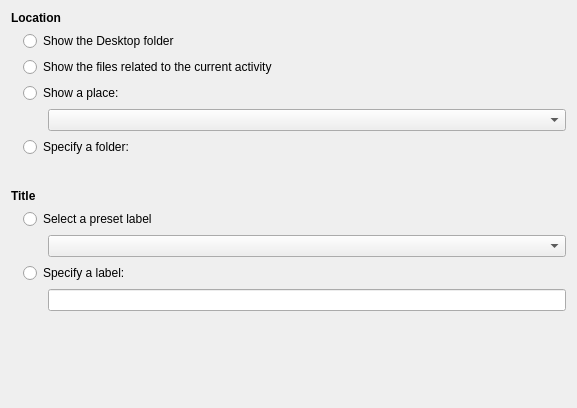
Before: the Qt Designer form plasma/applets/folderview/settings/ui/folderviewLocationConfig.ui in KDE/kde-baseapps, drawn with Qt 5.
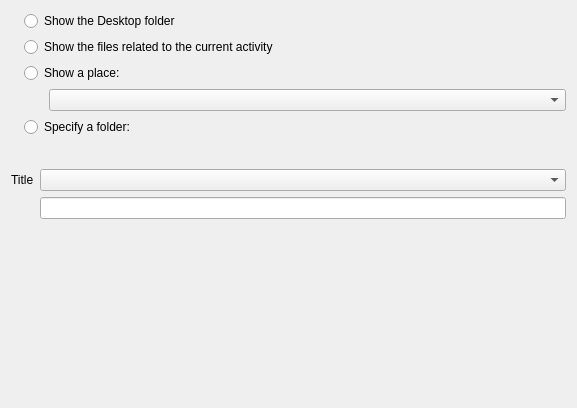
After: the same form once the commit is applied. Custom widgets are drawn as their Qt base class.

Commit message: one combo + one linedit

```diff
--- a/plasma/applets/folderview/settings/ui/folderviewLocationConfig.ui
+++ b/plasma/applets/folderview/settings/ui/folderviewLocationConfig.ui
@@ -10,21 +10,8 @@
     <height>408</height>
    </rect>
   </property>
-  <layout class="QVBoxLayout" name="verticalLayout_3">
-   <item>
-    <widget class="QLabel" name="locationLabel">
-     <property name="font">
-      <font>
-       <weight>75</weight>
-       <bold>true</bold>
-      </font>
-     </property>
-     <property name="text">
-      <string>Location</string>
-     </property>
-    </widget>
-   </item>
-   <item>
+  <layout class="QFormLayout" name="formLayout">
+   <item row="0" column="0" colspan="2">
     <layout class="QHBoxLayout" name="locationLayout">
      <item>
       <spacer name="horizontalSpacer">
@@ -36,7 +23,7 @@
        </property>
        <property name="sizeHint" stdset="0">
         <size>
-         <width>12</width>
+         <width>13</width>
          <height>138</height>
         </size>
        </property>
@@ -154,7 +141,7 @@
      </item>
     </layout>
    </item>
-   <item>
+   <item row="1" column="0">
     <widget class="QLabel" name="titleLabel">
      <property name="sizePolicy">
       <sizepolicy hsizetype="Expanding" vsizetype="Preferred">
@@ -169,62 +156,11 @@
       </font>
      </property>
      <property name="text">
-      <string>Title</string>
+      <string>&lt;html&gt;&lt;head/&gt;&lt;body&gt;&lt;p&gt;&lt;span style=&quot; font-weight:400;&quot;&gt;Title&lt;/span&gt;&lt;/p&gt;&lt;/body&gt;&lt;/html&gt;</string>
      </property>
     </widget>
    </item>
-   <item>
-    <layout class="QHBoxLayout" name="titleLayout">
-     <item>
-      <spacer name="horizontalSpacer_6">
-       <property name="orientation">
-        <enum>Qt::Horizontal</enum>
-       </property>
-       <property name="sizeType">
-        <enum>QSizePolicy::Fixed</enum>
-       </property>
-       <property name="sizeHint" stdset="0">
-        <size>
-         <width>12</width>
-         <height>88</height>
-        </size>
-       </property>
-      </spacer>
-     </item>
-     <item>
-      <layout class="QVBoxLayout" name="verticalLayout_2">
-       <item>
-        <widget class="QRadioButton" name="selectTitle">
-         <property name="text">
-          <string>Select a preset label</string>
-         </property>
-         <property name="autoExclusive">
-          <bool>true</bool>
-         </property>
-         <attribute name="buttonGroup">
-          <string notr="true">headerButtonGroup</string>
-         </attribute>
-        </widget>
-       </item>
-       <item>
-        <layout class="QHBoxLayout" name="horizontalLayout_2">
-         <item>
-          <spacer name="horizontalSpacer_5">
-           <property name="orientation">
-            <enum>Qt::Horizontal</enum>
-           </property>
-           <property name="sizeType">
-            <enum>QSizePolicy::Fixed</enum>
-           </property>
-           <property name="sizeHint" stdset="0">
-            <size>
-             <width>25</width>
-             <height>20</height>
-            </size>
-           </property>
-          </spacer>
-         </item>
-         <item>
+   <item row="1" column="1">
           <widget class="KComboBox" name="titleCombo">
            <property name="sizePolicy">
             <sizepolicy hsizetype="Expanding" vsizetype="Fixed">
@@ -240,49 +176,10 @@
            </property>
           </widget>
          </item>
-        </layout>
-       </item>
-       <item>
-        <widget class="QRadioButton" name="customTitle">
-         <property name="text">
-          <string>Specify a label:</string>
-         </property>
-         <property name="autoExclusive">
-          <bool>true</bool>
-         </property>
-         <attribute name="buttonGroup">
-          <string notr="true">headerButtonGroup</string>
-         </attribute>
-        </widget>
-       </item>
-       <item>
-        <layout class="QHBoxLayout" name="horizontalLayout_4">
-         <item>
-          <spacer name="horizontalSpacer_4">
-           <property name="orientation">
-            <enum>Qt::Horizontal</enum>
-           </property>
-           <property name="sizeType">
-            <enum>QSizePolicy::Fixed</enum>
-           </property>
-           <property name="sizeHint" stdset="0">
-            <size>
-             <width>25</width>
-             <height>20</height>
-            </size>
-           </property>
-          </spacer>
-         </item>
-         <item>
+   <item row="2" column="1">
           <widget class="KLineEdit" name="titleEdit"/>
          </item>
-        </layout>
-       </item>
-      </layout>
-     </item>
-    </layout>
-   </item>
-   <item>
+   <item row="3" column="0">
     <spacer name="verticalSpacer">
      <property name="orientation">
       <enum>Qt::Vertical</enum>
```
Lines whose indentation alone changed are shown as unchanged. The commit also changes 2 other files.
